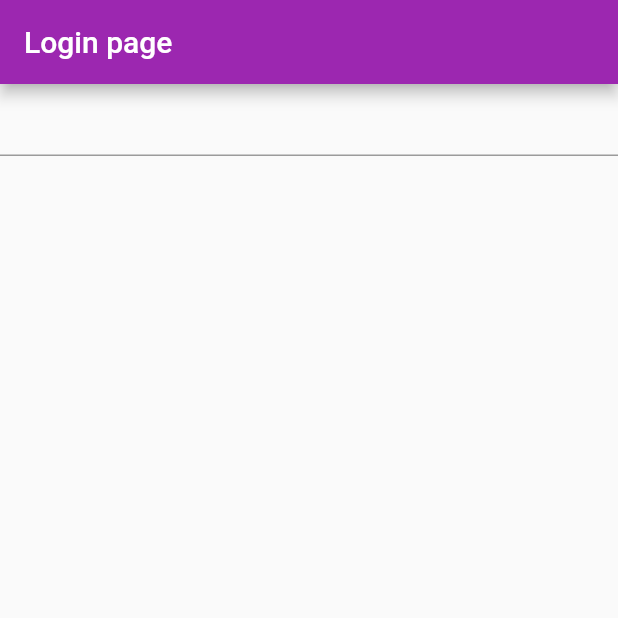
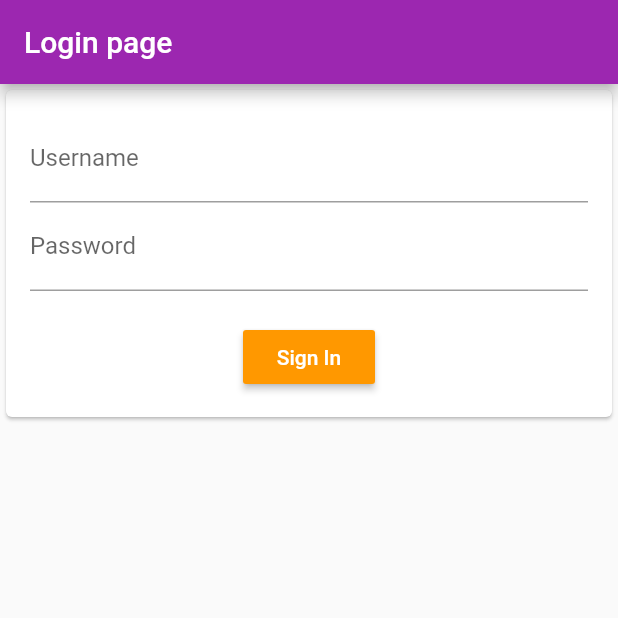
Before and after one commit to zubairbhuian/flutter-app, a Flutter app: the screen it shows after launch, on a phone screen of 412 x 824 dp, the top half of it. Run offline on Flutter 3.47's test engine with Material 2 defaults, Android fonts, the phone set to English and light mode, and no system bars.

Commit message:
flutter12.9

```diff
--- a/lib/pages/login_page.dart
+++ b/lib/pages/login_page.dart
@@ -1,9 +1,16 @@
 import 'package:flutter/material.dart';
 
-class LoginPage extends StatelessWidget {
+class LoginPage extends StatefulWidget {
+  @override
+  State<LoginPage> createState() => _LoginPageState();
+}
+
+class _LoginPageState extends State<LoginPage> {
   // const LoginPage({Key? key}) : super(key: key);
   final formHey = GlobalKey<FormState>();
+
   final _userNameController = TextEditingController();
+
   final _passwordController = TextEditingController();
 
   @override
@@ -15,11 +22,42 @@ class LoginPage extends StatelessWidget {
       body: SingleChildScrollView(
         child: Form(
           key: formHey,
-          child: Column(
-            children: [TextFormField(
-              controller: _userNameController,
-              keyboardType: TextInputType.emailAddress,
-            )],
+          child: Center(
+            child: Card(
+              child: Padding(
+                padding: const EdgeInsets.all(16),
+                child: Column(
+                  children:<Widget> [
+                    TextFormField(
+                    controller: _userNameController,
+                    keyboardType: TextInputType.emailAddress,
+                    decoration: const InputDecoration(
+                      hintText: "Enter email",
+                      labelText: "Username"
+                    ),
+                  ),
+                    TextFormField(
+                    controller: _passwordController,
+                    keyboardType: TextInputType.text,
+                    obscureText: true,
+                    decoration: const InputDecoration(
+                      hintText: "Enter password",
+                      labelText: "Password"
+                    ),
+                  ),
+                  SizedBox(
+                    height: 20,
+                  ),
+                  RaisedButton(
+                    onPressed: (){},
+                    child: Text("Sign In"),
+                    color: Colors.orange,
+                    textColor: Colors.white,
+                    ),
+                  ],
+                ),
+              ),
+            ),
           ),
         ),
       ),
```
Also changed, not shown: images/demo1.png (added), 1 other file.
